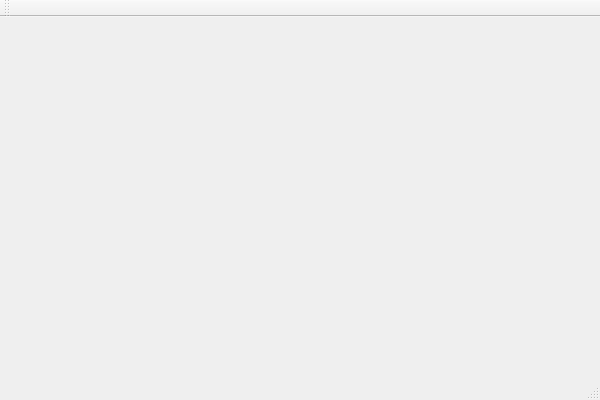
Before: the Qt Designer form Boissonnat/mainwindow.ui in wtrsltnk/kenai-uu3dmod, drawn with Qt 5.
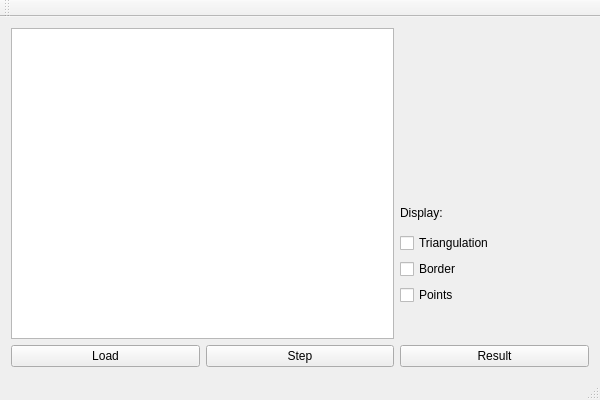
After: the same form once the commit is applied.

Commit message: Added user-interface ellements.

```diff
--- a/Boissonnat/mainwindow.ui
+++ b/Boissonnat/mainwindow.ui
@@ -12,13 +12,83 @@
   <property name="windowTitle" >
    <string>MainWindow</string>
   </property>
-  <widget class="QMenuBar" name="menuBar" />
-  <widget class="QToolBar" name="mainToolBar" />
-  <widget class="QWidget" name="centralWidget" />
-  <widget class="QStatusBar" name="statusBar" />
+  <widget class="QWidget" name="centralWidget">
+   <layout class="QGridLayout" name="gridLayout">
+    <item row="0" column="0" rowspan="10" colspan="2">
+     <widget class="QGraphicsView" name="graphicsView"/>
+    </item>
+    <item row="11" column="0">
+     <widget class="QPushButton" name="buttonLoad">
+      <property name="text">
+       <string>Load</string>
+      </property>
+     </widget>
+    </item>
+    <item row="11" column="1">
+     <widget class="QPushButton" name="buttonStep">
+      <property name="text">
+       <string>Step</string>
+      </property>
+     </widget>
+    </item>
+    <item row="11" column="2">
+     <widget class="QPushButton" name="buttonResult">
+      <property name="text">
+       <string>Result</string>
+      </property>
+     </widget>
+    </item>
+    <item row="6" column="2">
+     <widget class="QCheckBox" name="cbxTriangulation">
+      <property name="text">
+       <string>Triangulation</string>
+      </property>
+     </widget>
+    </item>
+    <item row="7" column="2">
+     <widget class="QCheckBox" name="cbxBorder">
+      <property name="text">
+       <string>Border</string>
+      </property>
+     </widget>
+    </item>
+    <item row="8" column="2">
+     <widget class="QCheckBox" name="cbxPoints">
+      <property name="text">
+       <string>Points</string>
+      </property>
+     </widget>
+    </item>
+    <item row="5" column="2">
+     <widget class="QLabel" name="labelDisplay">
+      <property name="text">
+       <string>Display:</string>
+      </property>
+     </widget>
+    </item>
+   </layout>
+  </widget>
+  <widget class="QMenuBar" name="menuBar">
+   <property name="geometry">
+    <rect>
+     <x>0</x>
+     <y>0</y>
+     <width>600</width>
+     <height>21</height>
+    </rect>
+   </property>
+  </widget>
+  <widget class="QToolBar" name="mainToolBar">
+   <attribute name="toolBarArea">
+    <enum>TopToolBarArea</enum>
+   </attribute>
+   <attribute name="toolBarBreak">
+    <bool>false</bool>
+   </attribute>
+  </widget>
+  <widget class="QStatusBar" name="statusBar"/>
  </widget>
- <layoutDefault spacing="6" margin="11" />
- <pixmapfunction></pixmapfunction>
+ <layoutdefault spacing="6" margin="11"/>
  <resources/>
  <connections/>
 </ui>
```
Left out of the diff: 9 changed lines with no effect on the pictures. The commit also changes 5 other files.
